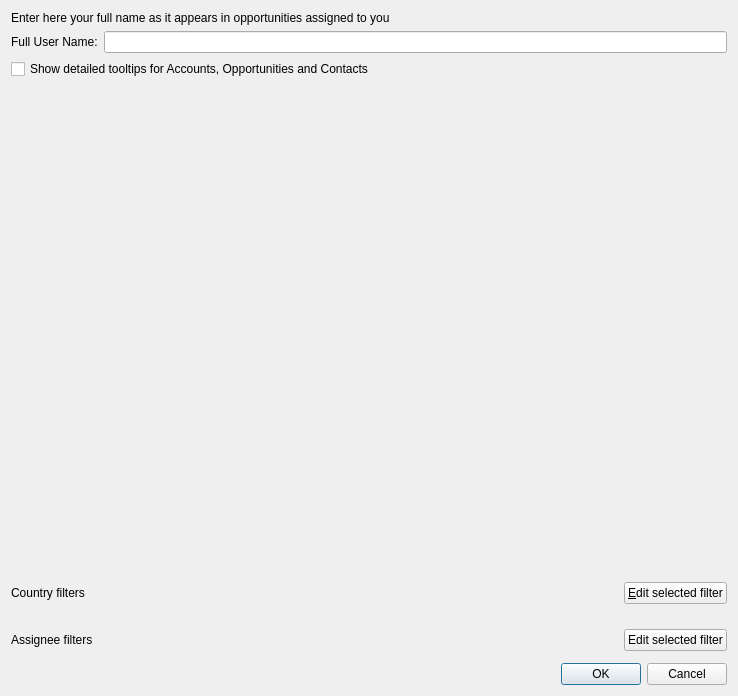
Above: client/src/dialogs/configurationdialog.ui from KDAB/FatCRM before the change. Below: the same form after it.
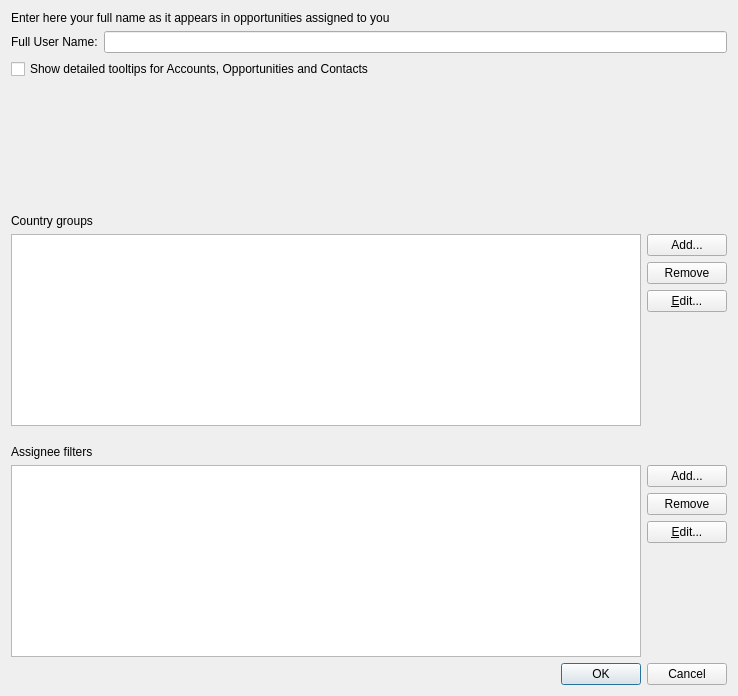
That is the form after the change. Icons and pictures are not drawn. Custom widgets are drawn as their Qt base class.

Commit message:
Rework the country-group and assignee-group configuration to make it more intuitive
and to fix renaming, which was broken.

Diff of the .ui file:
```diff
--- a/client/src/dialogs/configurationdialog.ui
+++ b/client/src/dialogs/configurationdialog.ui
@@ -13,7 +13,7 @@
   <property name="windowTitle">
    <string>FatCRM Configuration Dialog</string>
   </property>
-  <layout class="QVBoxLayout" name="verticalLayout">
+  <layout class="QVBoxLayout" name="verticalLayout_3">
    <item>
     <widget class="QLabel" name="label_2">
      <property name="text">
@@ -59,42 +59,64 @@
     </spacer>
    </item>
    <item>
-    <layout class="QHBoxLayout" name="horizontalLayout">
-     <item>
       <widget class="QLabel" name="label_5">
        <property name="text">
-        <string>Country filters</string>
+      <string>Country groups</string>
        </property>
       </widget>
      </item>
      <item>
-      <spacer name="horizontalSpacer">
-       <property name="orientation">
-        <enum>Qt::Horizontal</enum>
-       </property>
-       <property name="sizeHint" stdset="0">
-        <size>
-         <width>40</width>
-         <height>20</height>
-        </size>
-       </property>
-      </spacer>
+    <layout class="QHBoxLayout" name="horizontalLayout">
+     <item>
+      <widget class="QListWidget" name="countryListWidget"/>
+     </item>
+     <item>
+      <layout class="QVBoxLayout" name="verticalLayout">
+       <item>
+        <widget class="QPushButton" name="addCountryGroup">
+         <property name="text">
+          <string>Add...</string>
+         </property>
+         <property name="icon">
+          <iconset theme="list-add">
+           <normaloff>.</normaloff>.</iconset>
+         </property>
+        </widget>
+       </item>
+       <item>
+        <widget class="QPushButton" name="removeCountryGroup">
+         <property name="text">
+          <string>Remove</string>
+         </property>
+         <property name="icon">
+          <iconset theme="list-remove">
+           <normaloff>.</normaloff>.</iconset>
+         </property>
+        </widget>
      </item>
      <item>
       <widget class="QPushButton" name="editSelectedCountryFilter">
        <property name="text">
-        <string>&amp;Edit selected filter</string>
-       </property>
-      </widget>
-     </item>
-    </layout>
+          <string>&amp;Edit...</string>
+         </property>
+        </widget>
    </item>
    <item>
-    <widget class="KEditListWidget" name="countryListWidget">
-     <property name="buttons">
-      <set>KEditListWidget::Add|KEditListWidget::Remove</set>
-     </property>
-    </widget>
+        <spacer name="verticalSpacer_3">
+         <property name="orientation">
+          <enum>Qt::Vertical</enum>
+         </property>
+         <property name="sizeHint" stdset="0">
+          <size>
+           <width>20</width>
+           <height>40</height>
+          </size>
+         </property>
+        </spacer>
+       </item>
+      </layout>
+     </item>
+    </layout>
    </item>
    <item>
     <spacer name="verticalSpacer_2">
@@ -113,8 +135,6 @@
     </spacer>
    </item>
    <item>
-    <layout class="QHBoxLayout" name="horizontalLayout_2">
-     <item>
       <widget class="QLabel" name="label_3">
        <property name="text">
         <string>Assignee filters</string>
@@ -122,33 +142,57 @@
       </widget>
      </item>
      <item>
-      <spacer name="horizontalSpacer_2">
-       <property name="orientation">
-        <enum>Qt::Horizontal</enum>
-       </property>
-       <property name="sizeHint" stdset="0">
-        <size>
-         <width>40</width>
-         <height>20</height>
-        </size>
-       </property>
-      </spacer>
+    <layout class="QHBoxLayout" name="horizontalLayout_3">
+     <item>
+      <widget class="QListWidget" name="assigneeListWidget"/>
+     </item>
+     <item>
+      <layout class="QVBoxLayout" name="verticalLayout_2">
+       <item>
+        <widget class="QPushButton" name="addAssigneeGroup">
+         <property name="text">
+          <string>Add...</string>
+         </property>
+         <property name="icon">
+          <iconset theme="list-add">
+           <normaloff>.</normaloff>.</iconset>
+         </property>
+        </widget>
+       </item>
+       <item>
+        <widget class="QPushButton" name="removeAssigneeGroup">
+         <property name="text">
+          <string>Remove</string>
+         </property>
+         <property name="icon">
+          <iconset theme="list-remove">
+           <normaloff>.</normaloff>.</iconset>
+         </property>
+        </widget>
      </item>
      <item>
       <widget class="QPushButton" name="editSelectedAssigneeFilter">
        <property name="text">
-        <string>Edit selected filter</string>
-       </property>
-      </widget>
-     </item>
-    </layout>
+          <string>&amp;Edit...</string>
+         </property>
+        </widget>
    </item>
    <item>
-    <widget class="KEditListWidget" name="groupListWidget">
-     <property name="buttons">
-      <set>KEditListWidget::Add|KEditListWidget::Remove</set>
-     </property>
-    </widget>
+        <spacer name="verticalSpacer_4">
+         <property name="orientation">
+          <enum>Qt::Vertical</enum>
+         </property>
+         <property name="sizeHint" stdset="0">
+          <size>
+           <width>20</width>
+           <height>40</height>
+          </size>
+         </property>
+        </spacer>
+       </item>
+      </layout>
+     </item>
+    </layout>
    </item>
    <item>
     <widget class="QDialogButtonBox" name="buttonBox">
@@ -162,13 +206,6 @@
    </item>
   </layout>
  </widget>
- <customwidgets>
-  <customwidget>
-   <class>KEditListWidget</class>
-   <extends>QWidget</extends>
-   <header>keditlistwidget.h</header>
-  </customwidget>
- </customwidgets>
  <resources/>
  <connections>
   <connection>
```
Left out of the diff: 7 changed lines with no effect on the pictures. Lines whose indentation alone changed are shown as unchanged. The commit also changes 4 other files.
